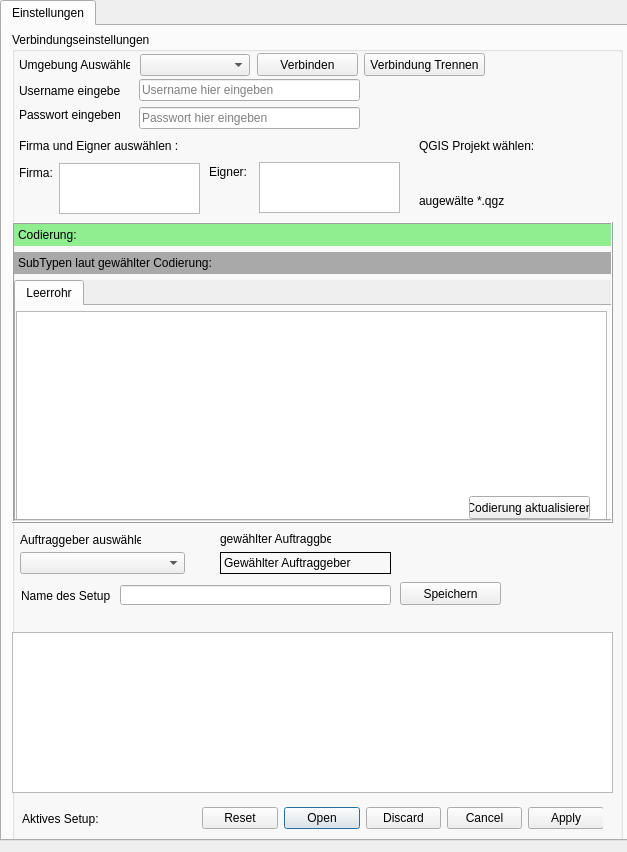
First picture: the form in tools/setup_Toolbox/setup_Toolbox_dialog_base.ui, repository geoKjack/Toolbox_SiegeleCO, before the edit.
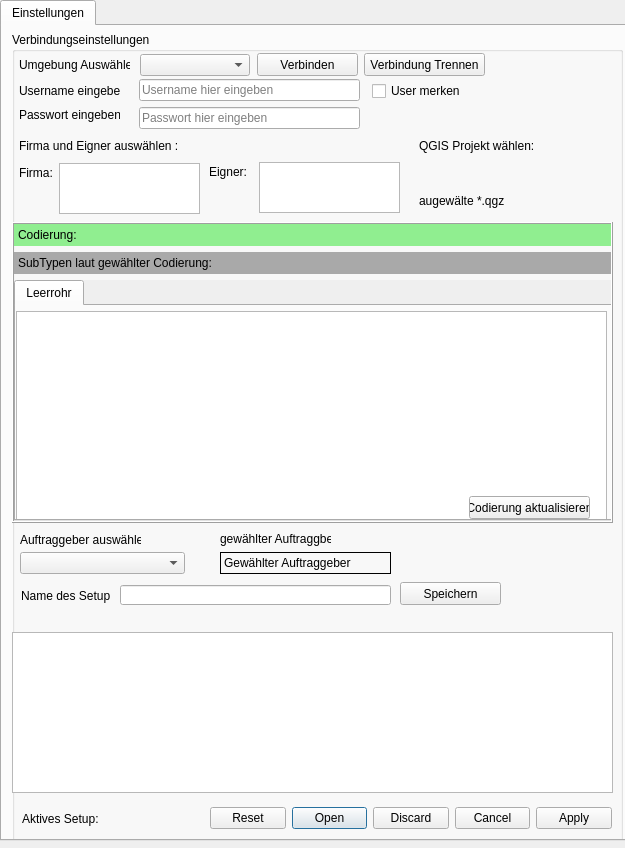
Second picture: the form after the edit. The open tabs and pages were chosen to show the change. Custom widgets are drawn as their Qt base class.

```diff
--- a/tools/setup_Toolbox/setup_Toolbox_dialog_base.ui
+++ b/tools/setup_Toolbox/setup_Toolbox_dialog_base.ui
@@ -6,8 +6,8 @@
    <rect>
     <x>0</x>
     <y>0</y>
-    <width>627</width>
-    <height>852</height>
+    <width>625</width>
+    <height>848</height>
    </rect>
   </property>
   <property name="windowTitle">
@@ -132,9 +132,9 @@
      <widget class="QDialogButtonBox" name="button_box">
       <property name="geometry">
        <rect>
-        <x>190</x>
+        <x>198</x>
         <y>770</y>
-        <width>401</width>
+        <width>402</width>
         <height>32</height>
        </rect>
       </property>
@@ -546,6 +546,19 @@
        </widget>
       </widget>
      </widget>
+     <widget class="QCheckBox" name="checkBox_User">
+      <property name="geometry">
+       <rect>
+        <x>360</x>
+        <y>50</y>
+        <width>91</width>
+        <height>18</height>
+       </rect>
+      </property>
+      <property name="text">
+       <string>User merken</string>
+      </property>
+     </widget>
     </widget>
    </widget>
   </widget>
```
Left out of the diff: 16 changed lines with no effect on the pictures.
